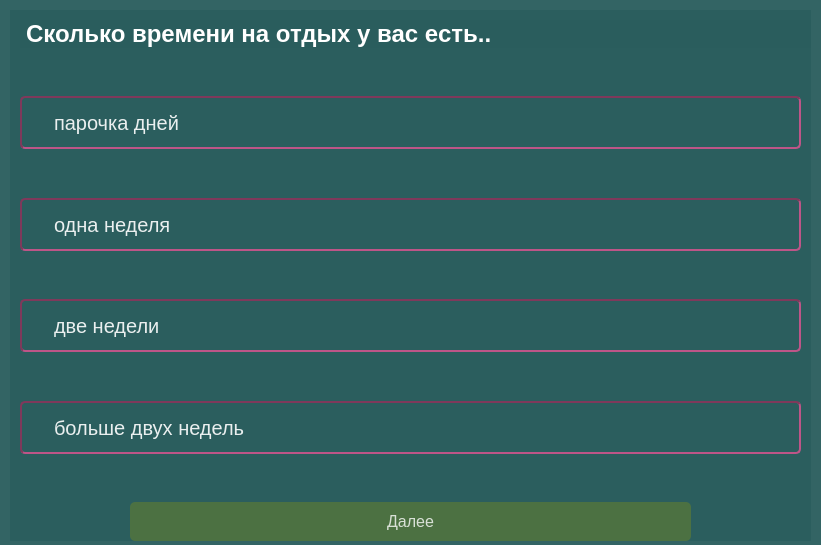
Old version of the form forms/test7.ui in the repository PolinaBack/MyMap.
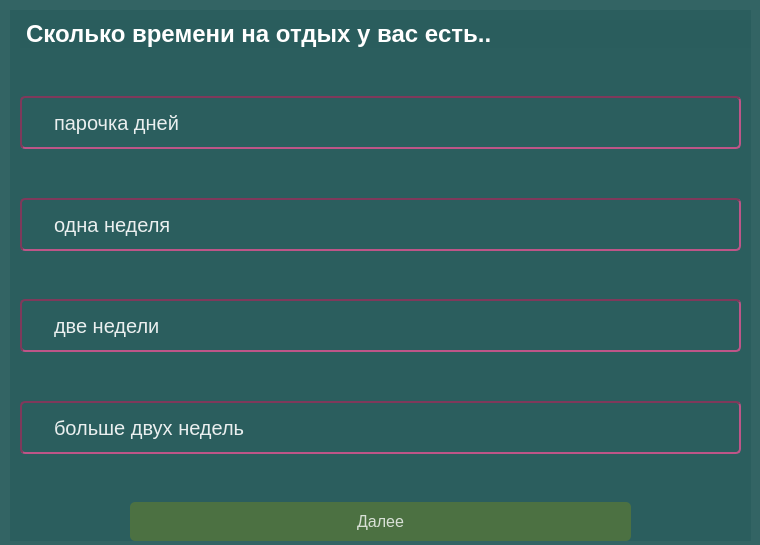
New version of the form.

Patch:
```diff
--- a/forms/test7.ui
+++ b/forms/test7.ui
@@ -6,7 +6,7 @@
    <rect>
     <x>0</x>
     <y>0</y>
-    <width>821</width>
+    <width>760</width>
     <height>545</height>
    </rect>
   </property>
@@ -21,7 +21,7 @@
     <rect>
      <x>10</x>
      <y>10</y>
-     <width>801</width>
+     <width>741</width>
      <height>531</height>
     </rect>
    </property>
```
